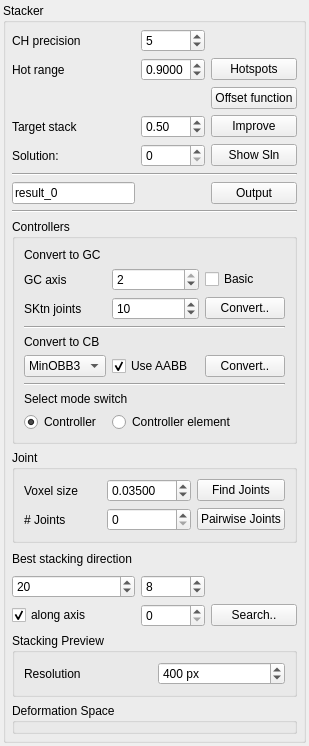
First picture: the form in Stacker/StackerWidget.ui, repository HonghuaLi/stacker, before the edit.
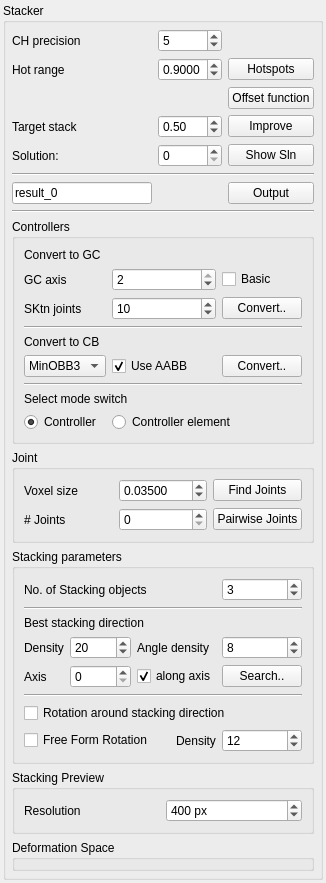
Second picture: the form after the edit.

Diff of the .ui file:
```diff
--- a/Stacker/StackerWidget.ui
+++ b/Stacker/StackerWidget.ui
@@ -7,7 +7,7 @@
     <x>0</x>
     <y>0</y>
     <width>272</width>
-    <height>746</height>
+    <height>777</height>
    </rect>
   </property>
   <property name="sizePolicy">
@@ -180,63 +180,6 @@
         </property>
        </widget>
       </item>
-      <item row="19" column="0" colspan="3">
-       <widget class="QLabel" name="label_6">
-        <property name="text">
-         <string>Best stacking direction</string>
-        </property>
-       </widget>
-      </item>
-      <item row="20" column="0">
-       <widget class="QSpinBox" name="searchDensity">
-        <property name="minimum">
-         <number>2</number>
-        </property>
-        <property name="maximum">
-         <number>10000</number>
-        </property>
-        <property name="value">
-         <number>20</number>
-        </property>
-       </widget>
-      </item>
-      <item row="20" column="1">
-       <widget class="QSpinBox" name="searchAngleDensity">
-        <property name="minimum">
-         <number>1</number>
-        </property>
-        <property name="maximum">
-         <number>360</number>
-        </property>
-        <property name="value">
-         <number>8</number>
-        </property>
-       </widget>
-      </item>
-      <item row="21" column="2">
-       <widget class="QPushButton" name="searchDirectionButton">
-        <property name="text">
-         <string>Search..</string>
-        </property>
-       </widget>
-      </item>
-      <item row="21" column="0">
-       <widget class="QCheckBox" name="searchAlongAxis">
-        <property name="text">
-         <string>along axis</string>
-        </property>
-        <property name="checked">
-         <bool>true</bool>
-        </property>
-       </widget>
-      </item>
-      <item row="21" column="1">
-       <widget class="QSpinBox" name="searchAxis">
-        <property name="maximum">
-         <number>2</number>
-        </property>
-       </widget>
-      </item>
       <item row="8" column="0" colspan="3">
        <widget class="Line" name="line">
         <property name="orientation">
@@ -486,6 +429,152 @@
         </layout>
        </widget>
       </item>
+      <item row="18" column="0" colspan="3">
+       <widget class="QGroupBox" name="groupBox_3">
+        <property name="title">
+         <string>Stacking parameters</string>
+        </property>
+        <layout class="QGridLayout" name="gridLayout_5">
+         <item row="3" column="1" colspan="4">
+          <widget class="QLabel" name="label_6">
+           <property name="text">
+            <string>Best stacking direction</string>
+           </property>
+          </widget>
+         </item>
+         <item row="9" column="1" colspan="5">
+          <widget class="QCheckBox" name="rotAroundAxis">
+           <property name="text">
+            <string>Rotation around stacking direction</string>
+           </property>
+          </widget>
+         </item>
+         <item row="6" column="1">
+          <widget class="QLabel" name="label_11">
+           <property name="text">
+            <string>Axis</string>
+           </property>
+          </widget>
+         </item>
+         <item row="4" column="1">
+          <widget class="QLabel" name="label_12">
+           <property name="text">
+            <string>Density</string>
+           </property>
+          </widget>
+         </item>
+         <item row="4" column="2">
+          <widget class="QSpinBox" name="searchDensity">
+           <property name="minimum">
+            <number>2</number>
+           </property>
+           <property name="maximum">
+            <number>10000</number>
+           </property>
+           <property name="value">
+            <number>20</number>
+           </property>
+          </widget>
+         </item>
+         <item row="6" column="2">
+          <widget class="QSpinBox" name="searchAxis">
+           <property name="maximum">
+            <number>2</number>
+           </property>
+          </widget>
+         </item>
+         <item row="6" column="3" colspan="2">
+          <widget class="QCheckBox" name="searchAlongAxis">
+           <property name="text">
+            <string>along axis</string>
+           </property>
+           <property name="checked">
+            <bool>true</bool>
+           </property>
+          </widget>
+         </item>
+         <item row="6" column="5">
+          <widget class="QPushButton" name="searchDirectionButton">
+           <property name="text">
+            <string>Search..</string>
+           </property>
+          </widget>
+         </item>
+         <item row="4" column="3" colspan="2">
+          <widget class="QLabel" name="label_13">
+           <property name="text">
+            <string>Angle density</string>
+           </property>
+          </widget>
+         </item>
+         <item row="4" column="5">
+          <widget class="QSpinBox" name="searchAngleDensity">
+           <property name="minimum">
+            <number>1</number>
+           </property>
+           <property name="maximum">
+            <number>360</number>
+           </property>
+           <property name="value">
+            <number>8</number>
+           </property>
+          </widget>
+         </item>
+         <item row="8" column="1" colspan="5">
+          <widget class="Line" name="line_5">
+           <property name="orientation">
+            <enum>Qt::Horizontal</enum>
+           </property>
+          </widget>
+         </item>
+         <item row="1" column="1" colspan="4">
+          <widget class="QLabel" name="label_15">
+           <property name="text">
+            <string>No. of Stacking objects</string>
+           </property>
+          </widget>
+         </item>
+         <item row="2" column="1" colspan="5">
+          <widget class="Line" name="line_6">
+           <property name="orientation">
+            <enum>Qt::Horizontal</enum>
+           </property>
+          </widget>
+         </item>
+         <item row="1" column="5">
+          <widget class="QSpinBox" name="stackCount">
+           <property name="contextMenuPolicy">
+            <enum>Qt::CustomContextMenu</enum>
+           </property>
+           <property name="value">
+            <number>3</number>
+           </property>
+          </widget>
+         </item>
+         <item row="10" column="5">
+          <widget class="QSpinBox" name="rotStackingDensity">
+           <property name="value">
+            <number>12</number>
+           </property>
+          </widget>
+         </item>
+         <item row="10" column="4">
+          <widget class="QLabel" name="label_14">
+           <property name="text">
+            <string>Density</string>
+           </property>
+          </widget>
+         </item>
+         <item row="10" column="1" colspan="3">
+          <widget class="QCheckBox" name="rotFreeForm">
+           <property name="text">
+            <string>Free Form Rotation</string>
+           </property>
+          </widget>
+         </item>
+        </layout>
+       </widget>
+      </item>
      </layout>
     </widget>
    </item>
```
Left out of the diff: 5 changed lines with no effect on the pictures.
